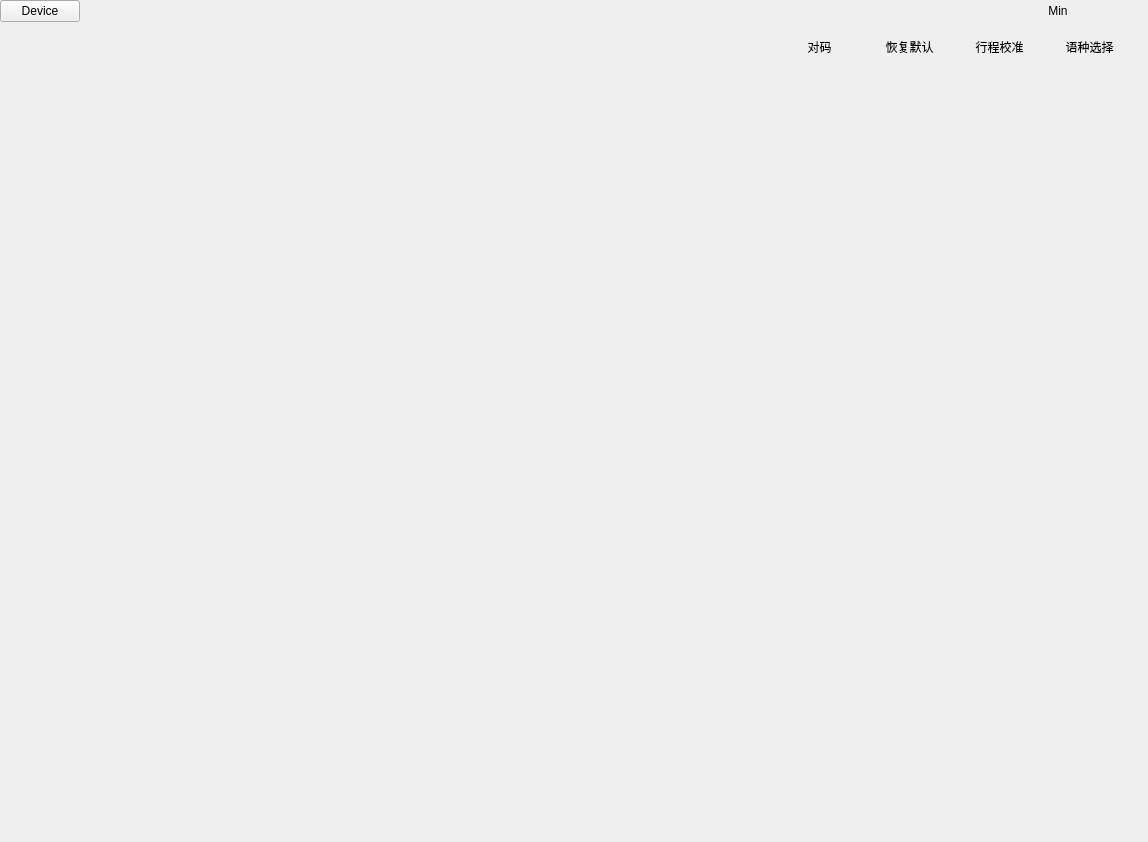
Qt form MainWindow.ui (wlffeng2008/AkkoStudio) before a commit.
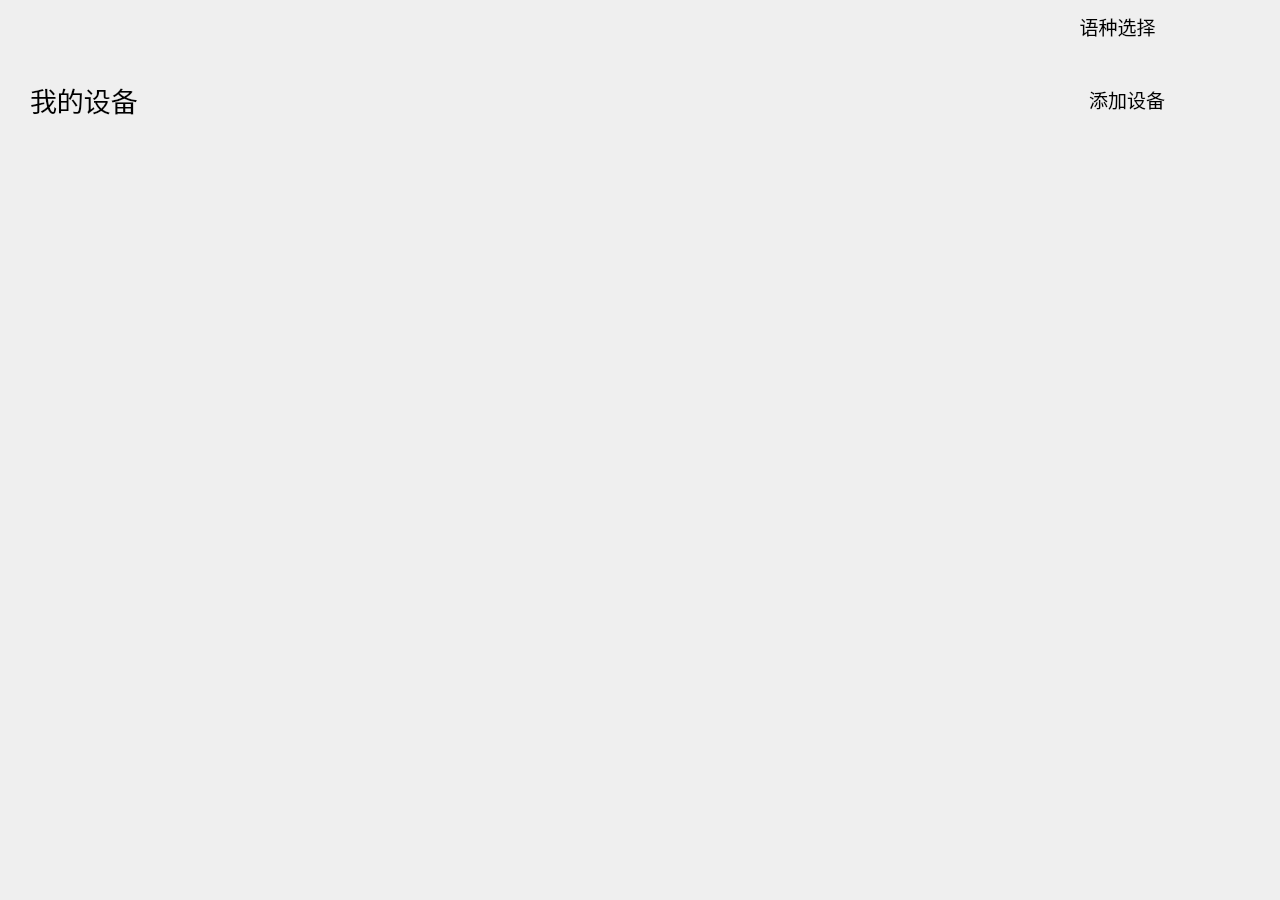
The same form after that commit. The open tabs and pages were chosen to show the change. Icons and pictures are not drawn. Custom widgets are drawn as their Qt base class.

```diff
--- a/MainWindow.ui
+++ b/MainWindow.ui
@@ -6,26 +6,18 @@
    <rect>
     <x>0</x>
     <y>0</y>
-    <width>1148</width>
-    <height>842</height>
+    <width>1280</width>
+    <height>900</height>
    </rect>
   </property>
-  <property name="font">
-   <font>
-    <family>Microsoft YaHei UI</family>
-   </font>
-  </property>
-  <property name="focusPolicy">
-   <enum>Qt::FocusPolicy::StrongFocus</enum>
-  </property>
   <property name="windowTitle">
    <string>MainWindow</string>
   </property>
   <property name="styleSheet">
-   <string notr="true"/>
+   <string notr="true">border-radius:20px;</string>
   </property>
   <widget class="QWidget" name="centralwidget">
-   <layout class="QVBoxLayout" name="verticalLayout_2">
+   <layout class="QVBoxLayout" name="verticalLayout_4" stretch="0,1">
     <property name="spacing">
      <number>0</number>
     </property>
@@ -41,220 +33,158 @@
     <property name="bottomMargin">
      <number>0</number>
     </property>
-    <item>
-     <layout class="QHBoxLayout" name="horizontalLayout">
-      <property name="spacing">
-       <number>5</number>
-      </property>
-      <property name="rightMargin">
-       <number>5</number>
-      </property>
-      <item>
-       <widget class="QPushButton" name="pushButtonDevice">
-        <property name="text">
-         <string>Device</string>
-        </property>
-       </widget>
-      </item>
-      <item>
-       <spacer name="horizontalSpacer">
-        <property name="orientation">
-         <enum>Qt::Orientation::Horizontal</enum>
-        </property>
-        <property name="sizeHint" stdset="0">
-         <size>
-          <width>40</width>
-          <height>20</height>
-         </size>
-        </property>
-       </spacer>
-      </item>
-      <item>
-       <widget class="QPushButton" name="pushButtonMin">
-        <property name="text">
-         <string>Min</string>
-        </property>
-        <property name="flat">
-         <bool>true</bool>
-        </property>
-       </widget>
-      </item>
-      <item>
-       <widget class="QPushButton" name="pushButtonExit">
-        <property name="text">
-         <string/>
-        </property>
-        <property name="icon">
-         <iconset resource="res.qrc">
-          <normaloff>:/images/Wrong.png</normaloff>:/images/Wrong.png</iconset>
-        </property>
-        <property name="flat">
-         <bool>true</bool>
-        </property>
-       </widget>
-      </item>
-     </layout>
+    <item alignment="Qt::AlignmentFlag::AlignTop">
+     <widget class="QFrame" name="frameTop">
+      <layout class="QHBoxLayout" name="horizontalLayout_3">
+       <property name="spacing">
+        <number>20</number>
+       </property>
+       <property name="leftMargin">
+        <number>25</number>
+       </property>
+       <property name="rightMargin">
+        <number>20</number>
+       </property>
+       <property name="bottomMargin">
+        <number>5</number>
+       </property>
+       <item>
+        <widget class="QLabel" name="labelLogo">
+         <property name="minimumSize">
+          <size>
+           <width>120</width>
+           <height>36</height>
+          </size>
+         </property>
+         <property name="maximumSize">
+          <size>
+           <width>120</width>
+           <height>36</height>
+          </size>
+         </property>
+         <property name="text">
+          <string/>
+         </property>
+         <property name="pixmap">
+          <pixmap resource="res.qrc">:/images/AkkoFlag.png</pixmap>
+         </property>
+         <property name="scaledContents">
+          <bool>true</bool>
+         </property>
+         <property name="wordWrap">
+          <bool>true</bool>
+         </property>
+        </widget>
+       </item>
+       <item>
+        <spacer name="horizontalSpacer_3">
+         <property name="orientation">
+          <enum>Qt::Orientation::Horizontal</enum>
+         </property>
+         <property name="sizeHint" stdset="0">
+          <size>
+           <width>40</width>
+           <height>20</height>
+          </size>
+         </property>
+        </spacer>
+       </item>
+       <item>
+        <widget class="QPushButton" name="pushButtonLang">
+         <property name="font">
+          <font>
+           <pointsize>14</pointsize>
+          </font>
+         </property>
+         <property name="cursor">
+          <cursorShape>PointingHandCursor</cursorShape>
+         </property>
+         <property name="focusPolicy">
+          <enum>Qt::FocusPolicy::NoFocus</enum>
+         </property>
+         <property name="styleSheet">
+          <string notr="true">QPushButton::pressed{border:none; background:transparent;}</string>
+         </property>
+         <property name="text">
+          <string> 语种选择</string>
+         </property>
+         <property name="icon">
+          <iconset resource="res.qrc">
+           <normaloff>:/images/m-lang.png</normaloff>:/images/m-lang.png</iconset>
+         </property>
+         <property name="iconSize">
+          <size>
+           <width>20</width>
+           <height>20</height>
+          </size>
+         </property>
+         <property name="flat">
+          <bool>true</bool>
+         </property>
+        </widget>
+       </item>
+       <item>
+        <widget class="QPushButton" name="pushButtonMin">
+         <property name="cursor">
+          <cursorShape>PointingHandCursor</cursorShape>
+         </property>
+         <property name="focusPolicy">
+          <enum>Qt::FocusPolicy::NoFocus</enum>
+         </property>
+         <property name="styleSheet">
+          <string notr="true">border:none;</string>
+         </property>
+         <property name="text">
+          <string notr="true"/>
+         </property>
+         <property name="icon">
+          <iconset resource="res.qrc">
+           <normaloff>:/images/btn-min.png</normaloff>:/images/btn-min.png</iconset>
+         </property>
+         <property name="iconSize">
+          <size>
+           <width>20</width>
+           <height>20</height>
+          </size>
+         </property>
+        </widget>
+       </item>
+       <item>
+        <widget class="QPushButton" name="pushButtonExit">
+         <property name="cursor">
+          <cursorShape>PointingHandCursor</cursorShape>
+         </property>
+         <property name="focusPolicy">
+          <enum>Qt::FocusPolicy::NoFocus</enum>
+         </property>
+         <property name="styleSheet">
+          <string notr="true">border:none;</string>
+         </property>
+         <property name="text">
+          <string notr="true"/>
+         </property>
+         <property name="icon">
+          <iconset resource="res.qrc">
+           <normaloff>:/images/btn-close.png</normaloff>:/images/btn-close.png</iconset>
+         </property>
+         <property name="iconSize">
+          <size>
+           <width>20</width>
+           <height>20</height>
+          </size>
+         </property>
+        </widget>
+       </item>
+      </layout>
+     </widget>
     </item>
     <item>
      <widget class="QStackedWidget" name="stackedWidget">
-      <property name="autoFillBackground">
-       <bool>false</bool>
-      </property>
       <property name="currentIndex">
        <number>0</number>
       </property>
-      <widget class="QWidget" name="page1">
-       <layout class="QVBoxLayout" name="verticalLayout">
-        <property name="spacing">
-         <number>45</number>
-        </property>
-        <item>
-         <spacer name="verticalSpacer">
-          <property name="orientation">
-           <enum>Qt::Orientation::Vertical</enum>
-          </property>
-          <property name="sizeHint" stdset="0">
-           <size>
-            <width>20</width>
-            <height>38</height>
-           </size>
-          </property>
-         </spacer>
-        </item>
-        <item alignment="Qt::AlignmentFlag::AlignHCenter">
-         <widget class="QLabel" name="labelFlag">
-          <property name="minimumSize">
-           <size>
-            <width>215</width>
-            <height>64</height>
-           </size>
-          </property>
-          <property name="maximumSize">
-           <size>
-            <width>215</width>
-            <height>64</height>
-           </size>
-          </property>
-          <property name="text">
-           <string/>
-          </property>
-          <property name="pixmap">
-           <pixmap resource="res.qrc">:/images/AkkoFlag.png</pixmap>
-          </property>
-          <property name="scaledContents">
-           <bool>true</bool>
-          </property>
-          <property name="alignment">
-           <set>Qt::AlignmentFlag::AlignCenter</set>
-          </property>
-         </widget>
-        </item>
-        <item alignment="Qt::AlignmentFlag::AlignHCenter">
-         <widget class="QLabel" name="labelKeyboard">
-          <property name="minimumSize">
-           <size>
-            <width>627</width>
-            <height>286</height>
-           </size>
-          </property>
-          <property name="maximumSize">
-           <size>
-            <width>627</width>
-            <height>286</height>
-           </size>
-          </property>
-          <property name="text">
-           <string/>
-          </property>
-          <property name="pixmap">
-           <pixmap resource="res.qrc">:/images/Akko-Kb3.png</pixmap>
-          </property>
-          <property name="scaledContents">
-           <bool>true</bool>
-          </property>
-         </widget>
-        </item>
-        <item alignment="Qt::AlignmentFlag::AlignHCenter">
-         <widget class="QLabel" name="labelStatus">
-          <property name="minimumSize">
-           <size>
-            <width>436</width>
-            <height>0</height>
-           </size>
-          </property>
-          <property name="maximumSize">
-           <size>
-            <width>436</width>
-            <height>16777215</height>
-           </size>
-          </property>
-          <property name="styleSheet">
-           <string notr="true">font-size:24px;</string>
-          </property>
-          <property name="text">
-           <string>&lt;html&gt;&lt;head/&gt;&lt;body&gt;&lt;p&gt;&lt;span style=&quot; font-size:16pt;&quot;&gt;欢迎使用AKKO产品，&lt;/span&gt;&lt;span style=&quot; font-size:16pt; color:#35ac4f;&quot;&gt;连接成功&lt;/span&gt;&lt;/p&gt;&lt;/body&gt;&lt;/html&gt;</string>
-          </property>
-          <property name="alignment">
-           <set>Qt::AlignmentFlag::AlignCenter</set>
-          </property>
-          <property name="wordWrap">
-           <bool>true</bool>
-          </property>
-         </widget>
-        </item>
-        <item alignment="Qt::AlignmentFlag::AlignHCenter">
-         <widget class="QLabel" name="labelGif">
-          <property name="text">
-           <string>Gif</string>
-          </property>
-         </widget>
-        </item>
-        <item alignment="Qt::AlignmentFlag::AlignHCenter">
-         <widget class="QPushButton" name="pushButtonEnter">
-          <property name="minimumSize">
-           <size>
-            <width>352</width>
-            <height>56</height>
-           </size>
-          </property>
-          <property name="font">
-           <font>
-            <pointsize>-1</pointsize>
-            <bold>false</bold>
-           </font>
-          </property>
-          <property name="styleSheet">
-           <string notr="true">color:white;
-border: 1px solid rgb(112, 0, 168);
-border-radius:25px;
-background-color: rgb(112, 0, 168);
-min-width: 350px;
-min-height: 54px;
-font-size:24px;
-font-weight:400;</string>
-          </property>
-          <property name="text">
-           <string>立即进入</string>
-          </property>
-         </widget>
-        </item>
-        <item>
-         <spacer name="verticalSpacer_2">
-          <property name="orientation">
-           <enum>Qt::Orientation::Vertical</enum>
-          </property>
-          <property name="sizeHint" stdset="0">
-           <size>
-            <width>20</width>
-            <height>40</height>
-           </size>
-          </property>
-         </spacer>
-        </item>
-       </layout>
-      </widget>
-      <widget class="QWidget" name="page2">
-       <layout class="QVBoxLayout" name="verticalLayout_4">
+      <widget class="QWidget" name="page00">
+       <layout class="QVBoxLayout" name="verticalLayout_2">
         <property name="spacing">
          <number>0</number>
         </property>
@@ -271,455 +201,191 @@
          <number>0</number>
         </property>
         <item>
-         <layout class="QVBoxLayout" name="verticalLayout_3">
+         <layout class="QHBoxLayout" name="horizontalLayoutInfo">
+          <property name="leftMargin">
+           <number>30</number>
+          </property>
+          <property name="topMargin">
+           <number>30</number>
+          </property>
+          <property name="rightMargin">
+           <number>115</number>
+          </property>
+          <property name="bottomMargin">
+           <number>20</number>
+          </property>
+          <item>
+           <widget class="QLabel" name="labelInfo0">
+            <property name="font">
+             <font>
+              <pointsize>20</pointsize>
+             </font>
+            </property>
+            <property name="text">
+             <string>我的设备</string>
+            </property>
+           </widget>
+          </item>
+          <item>
+           <spacer name="horizontalSpacer">
+            <property name="orientation">
+             <enum>Qt::Orientation::Horizontal</enum>
+            </property>
+            <property name="sizeHint" stdset="0">
+             <size>
+              <width>40</width>
+              <height>20</height>
+             </size>
+            </property>
+           </spacer>
+          </item>
+          <item>
+           <widget class="QPushButton" name="pushButtonScan">
+            <property name="font">
+             <font>
+              <pointsize>14</pointsize>
+             </font>
+            </property>
+            <property name="cursor">
+             <cursorShape>PointingHandCursor</cursorShape>
+            </property>
+            <property name="focusPolicy">
+             <enum>Qt::FocusPolicy::NoFocus</enum>
+            </property>
+            <property name="text">
+             <string>添加设备</string>
+            </property>
+            <property name="icon">
+             <iconset resource="res.qrc">
+              <normaloff>:/images/m-reset.png</normaloff>:/images/m-reset.png</iconset>
+            </property>
+            <property name="iconSize">
+             <size>
+              <width>20</width>
+              <height>20</height>
+             </size>
+            </property>
+            <property name="flat">
+             <bool>true</bool>
+            </property>
+           </widget>
+          </item>
+         </layout>
+        </item>
+        <item>
+         <layout class="QVBoxLayout" name="verticalLayout" stretch="1,0">
           <property name="spacing">
            <number>0</number>
           </property>
+          <property name="leftMargin">
+           <number>10</number>
+          </property>
           <property name="rightMargin">
-           <number>20</number>
+           <number>10</number>
           </property>
           <property name="bottomMargin">
-           <number>15</number>
+           <number>80</number>
           </property>
           <item>
-           <layout class="QHBoxLayout" name="horizontalLayoutT">
-            <property name="spacing">
-             <number>10</number>
+           <widget class="QScrollArea" name="scrollArea">
+            <property name="minimumSize">
+             <size>
+              <width>1255</width>
+              <height>0</height>
+             </size>
             </property>
-            <property name="leftMargin">
-             <number>26</number>
+            <property name="styleSheet">
+             <string notr="true">border: none;
+background:transparent;</string>
             </property>
-            <property name="topMargin">
-             <number>10</number>
+            <property name="widgetResizable">
+             <bool>true</bool>
             </property>
-            <property name="rightMargin">
-             <number>0</number>
-            </property>
-            <property name="bottomMargin">
-             <number>5</number>
-            </property>
-            <item>
-             <widget class="QLabel" name="labelLogo">
-              <property name="minimumSize">
-               <size>
-                <width>101</width>
-                <height>30</height>
-               </size>
-              </property>
-              <property name="maximumSize">
-               <size>
-                <width>101</width>
-                <height>30</height>
-               </size>
-              </property>
-              <property name="text">
-               <string/>
-              </property>
-              <property name="pixmap">
-               <pixmap resource="res.qrc">:/images/AkkoFlag.png</pixmap>
-              </property>
-              <property name="scaledContents">
-               <bool>true</bool>
-              </property>
-              <property name="wordWrap">
-               <bool>true</bool>
-              </property>
-             </widget>
-            </item>
-            <item>
-             <spacer name="horizontalSpacer_2">
-              <property name="orientation">
-               <enum>Qt::Orientation::Horizontal</enum>
-              </property>
-              <property name="sizeHint" stdset="0">
-               <size>
-                <width>40</width>
-                <height>20</height>
-               </size>
-              </property>
-             </spacer>
-            </item>
-            <item>
-             <widget class="QPushButton" name="pushButtonPaire">
-              <property name="focusPolicy">
-               <enum>Qt::FocusPolicy::NoFocus</enum>
-              </property>
-              <property name="text">
-               <string> 对码</string>
-              </property>
-              <property name="icon">
-               <iconset resource="res.qrc">
-                <normaloff>:/images/m/duima.svg</normaloff>:/images/m/duima.svg</iconset>
-              </property>
-              <property name="iconSize">
-               <size>
-                <width>18</width>
-                <height>18</height>
-               </size>
-              </property>
-              <property name="flat">
-               <bool>true</bool>
-              </property>
-             </widget>
-            </item>
-            <item>
-             <widget class="QPushButton" name="pushButtonReset">
-              <property name="focusPolicy">
-               <enum>Qt::FocusPolicy::NoFocus</enum>
-              </property>
-              <property name="styleSheet">
-               <string notr="true"/>
-              </property>
-              <property name="text">
-               <string> 恢复默认</string>
-              </property>
-              <property name="icon">
-               <iconset resource="res.qrc">
-                <normaloff>:/images/m/m-reset.png</normaloff>:/images/m/m-reset.png</iconset>
-              </property>
-              <property name="iconSize">
-               <size>
-                <width>18</width>
-                <height>18</height>
-               </size>
-              </property>
-              <property name="flat">
-               <bool>true</bool>
-              </property>
-             </widget>
-            </item>
-            <item>
-             <widget class="QPushButton" name="pushButtonFixed">
-              <property name="focusPolicy">
-               <enum>Qt::FocusPolicy::NoFocus</enum>
-              </property>
-              <property name="styleSheet">
-               <string notr="true"/>
-              </property>
-              <property name="text">
-               <string> 行程校准</string>
-              </property>
-              <property name="icon">
-               <iconset resource="res.qrc">
-                <normaloff>:/images/m/m-fixline.png</normaloff>:/images/m/m-fixline.png</iconset>
-              </property>
-              <property name="iconSize">
-               <size>
-                <width>18</width>
-                <height>18</height>
-               </size>
-              </property>
-              <property name="flat">
-               <bool>true</bool>
-              </property>
-             </widget>
-            </item>
-            <item>
-             <widget class="QPushButton" name="pushButtonLang">
-              <property name="focusPolicy">
-               <enum>Qt::FocusPolicy::NoFocus</enum>
-              </property>
-              <property name="styleSheet">
-               <string notr="true"/>
-              </property>
-              <property name="text">
-               <string> 语种选择</string>
-              </property>
-              <property name="icon">
-               <iconset resource="res.qrc">
-                <normaloff>:/images/m/m-lang.png</normaloff>:/images/m/m-lang.png</iconset>
-              </property>
-              <property name="iconSize">
-               <size>
-                <width>18</width>
-                <height>18</height>
-               </size>
-              </property>
-              <property name="flat">
-               <bool>true</bool>
-              </property>
-             </widget>
-            </item>
-           </layout>
-          </item>
-          <item>
-           <layout class="QHBoxLayout" name="horizontalLayoutB" stretch="0,1">
-            <property name="spacing">
-             <number>0</number>
-            </property>
-            <item>
-             <widget class="QFrame" name="FrameLeft">
-              <property name="minimumSize">
-               <size>
-                <width>138</width>
-                <height>0</height>
-               </size>
-              </property>
-              <layout class="QVBoxLayout" name="verticalLayoutBL">
-               <property name="spacing">
-                <number>28</number>
-               </property>
-               <property name="leftMargin">
-                <number>0</number>
-               </property>
-               <property name="topMargin">
-                <number>150</number>
-               </property>
-               <property name="rightMargin">
-                <number>0</number>
-               </property>
-               <property name="bottomMargin">
-                <number>30</number>
-               </property>
-               <item alignment="Qt::AlignmentFlag::AlignHCenter|Qt::AlignmentFlag::AlignVCenter">
-                <widget class="SuperLabel" name="label1">
-                 <property name="minimumSize">
-                  <size>
-                   <width>42</width>
-                   <height>42</height>
-                  </size>
-                 </property>
-                 <property name="maximumSize">
-                  <size>
-                   <width>42</width>
-                   <height>42</height>
-                  </size>
-                 </property>
-                 <property name="toolTip">
-                  <string>首页</string>
-                 </property>
-                 <property name="text">
-                  <string/>
-                 </property>
-                 <property name="pixmap">
-                  <pixmap resource="res.qrc">:/images/leftbtns/0/shouye.png</pixmap>
-                 </property>
-                 <property name="scaledContents">
-                  <bool>false</bool>
-                 </property>
-                 <property name="alignment">
-                  <set>Qt::AlignmentFlag::AlignCenter</set>
-                 </property>
-                </widget>
-               </item>
-               <item alignment="Qt::AlignmentFlag::AlignHCenter">
-                <widget class="SuperLabel" name="label2">
-                 <property name="minimumSize">
-                  <size>
-                   <width>42</width>
-                   <height>42</height>
-                  </size>
-                 </property>
-                 <property name="maximumSize">
-                  <size>
-                   <width>42</width>
-                   <height>42</height>
-                  </size>
-                 </property>
-                 <property name="toolTip">
-                  <string>键盘设置</string>
-                 </property>
-                 <property name="text">
-                  <string/>
-                 </property>
-                 <property name="pixmap">
-                  <pixmap resource="res.qrc">:/images/leftbtns/0/jianweishezhi.png</pixmap>
-                 </property>
-                 <property name="scaledContents">
-                  <bool>false</bool>
-                 </property>
-                 <property name="alignment">
-                  <set>Qt::AlignmentFlag::AlignCenter</set>
-                 </property>
-                </widget>
-               </item>
-               <item alignment="Qt::AlignmentFlag::AlignHCenter">
-                <widget class="SuperLabel" name="label3">
-                 <property name="minimumSize">
-                  <size>
-                   <width>42</width>
-                   <height>42</height>
-                  </size>
-                 </property>
-                 <property name="maximumSize">
-                  <size>
-                   <width>42</width>
-                   <height>42</height>
-                  </size>
-                 </property>
-                 <property name="toolTip">
-                  <string>磁轴设置</string>
-                 </property>
-                 <property name="text">
-                  <string/>
-                 </property>
-                 <property name="pixmap">
-                  <pixmap resource="res.qrc">:/images/leftbtns/0/cizhoushezhi.png</pixmap>
-                 </property>
-                 <property name="scaledContents">
-                  <bool>false</bool>
-                 </property>
-                 <property name="alignment">
-                  <set>Qt::AlignmentFlag::AlignCenter</set>
-                 </property>
-                </widget>
-               </item>
-               <item alignment="Qt::AlignmentFlag::AlignHCenter">
-                <widget class="SuperLabel" name="label4">
-                 <property name="minimumSize">
-                  <size>
-                   <width>42</width>
-                   <height>42</height>
-                  </size>
-                 </property>
-                 <property name="maximumSize">
-                  <size>
-                   <width>42</width>
-                   <height>42</height>
-                  </size>
-                 </property>
-                 <property name="toolTip">
-                  <string>宏设置</string>
-                 </property>
-                 <property name="text">
-                  <string/>
-                 </property>
-                 <property name="pixmap">
-                  <pixmap resource="res.qrc">:/images/leftbtns/0/hongshezhi.png</pixmap>
-                 </property>
-                 <property name="scaledContents">
-                  <bool>false</bool>
-                 </property>
-                 <property name="alignment">
-                  <set>Qt::AlignmentFlag::AlignCenter</set>
-                 </property>
-                </widget>
-               </item>
-               <item alignment="Qt::AlignmentFlag::AlignHCenter">
-                <widget class="SuperLabel" name="label5">
-                 <property name="minimumSize">
-                  <size>
-                   <width>42</width>
-                   <height>42</height>
-                  </size>
-                 </property>
-                 <property name="maximumSize">
-                  <size>
-                   <width>42</width>
-                   <height>42</height>
-                  </size>
-                 </property>
-                 <property name="toolTip">
-                  <string>灯效设置</string>
-                 </property>
-                 <property name="text">
-                  <string/>
-                 </property>
-                 <property name="pixmap">
-                  <pixmap resource="res.qrc">:/images/leftbtns/0/cizhoushezhi.png</pixmap>
-                 </property>
-                 <property name="scaledContents">
-                  <bool>false</bool>
-                 </property>
-                 <property name="alignment">
-                  <set>Qt::AlignmentFlag::AlignCenter</set>
-                 </property>
-                </widget>
-               </item>
-               <item alignment="Qt::AlignmentFlag::AlignHCenter">
-                <widget class="SuperLabel" name="label6">
-                 <property name="minimumSize">
-                  <size>
-                   <width>42</width>
-                   <height>42</height>
-                  </size>
-                 </property>
-                 <property name="maximumSize">
-                  <size>
-                   <width>42</width>
-                   <height>42</height>
-                  </size>
-                 </property>
-                 <property name="toolTip">
-                  <string>关于</string>
-                 </property>
-                 <property name="text">
-                  <string/>
-                 </property>
-                 <property name="pixmap">
-                  <pixmap resource="res.qrc">:/images/leftbtns/0/guanyu.png</pixmap>
-                 </property>
-                 <property name="scaledContents">
-                  <bool>false</bool>
-                 </property>
-                 <property name="alignment">
-                  <set>Qt::AlignmentFlag::AlignCenter</set>
-                 </property>
-                </widget>
-               </item>
-               <item>
-                <spacer name="verticalSpacer_3">
-                 <property name="orientation">
-                  <enum>Qt::Orientation::Vertical</enum>
-                 </property>
-                 <property name="sizeHint" stdset="0">
-                  <size>
-                   <width>20</width>
-                   <height>40</height>
-                  </size>
-                 </property>
-                </spacer>
-               </item>
-               <item alignment="Qt::AlignmentFlag::AlignHCenter">
-                <widget class="SuperLabel" name="label7">
-                 <property name="minimumSize">
-                  <size>
-                   <width>42</width>
-                   <height>42</height>
-                  </size>
-                 </property>
-                 <property name="maximumSize">
-                  <size>
-                   <width>42</width>
-                   <height>42</height>
-                  </size>
-                 </property>
-                 <property name="text">
-                  <string/>
-                 </property>
-                 <property name="pixmap">
-                  <pixmap resource="res.qrc">:/images/Email.png</pixmap>
-                 </property>
-                 <property name="scaledContents">
-                  <bool>true</bool>
-                 </property>
-                </widget>
-               </item>
-              </layout>
-             </widget>
-            </item>
-            <item>
-             <layout class="QHBoxLayout" name="horizontalLayoutBR">
+            <widget class="QWidget" name="scrollAreaWidgetContents">
+             <property name="geometry">
+              <rect>
+               <x>0</x>
+               <y>0</y>
+               <width>1260</width>
+               <height>619</height>
+              </rect>
+             </property>
+             <layout class="QHBoxLayout" name="horizontalLayout_2">
               <property name="spacing">
+               <number>12</number>
+              </property>
+              <property name="leftMargin">
+               <number>0</number>
+              </property>
+              <property name="topMargin">
                <number>0</number>
               </property>
               <property name="rightMargin">
                <number>0</number>
               </property>
-              <item>
-               <spacer name="horizontalSpacer_3">
-                <property name="orientation">
-                 <enum>Qt::Orientation::Horizontal</enum>
-                </property>
-                <property name="sizeHint" stdset="0">
-                 <size>
-                  <width>40</width>
-                  <height>20</height>
-                 </size>
-                </property>
-               </spacer>
-              </item>
+              <property name="bottomMargin">
+               <number>0</number>
+              </property>
              </layout>
+            </widget>
+           </widget>
+          </item>
+          <item>
+           <layout class="QHBoxLayout" name="horizontalLayout">
+            <property name="spacing">
+             <number>60</number>
+            </property>
+            <item>
+             <spacer name="horizontalSpacerL">
+              <property name="orientation">
+               <enum>Qt::Orientation::Horizontal</enum>
+              </property>
+              <property name="sizeHint" stdset="0">
+               <size>
+                <width>40</width>
+                <height>20</height>
+               </size>
+              </property>
+             </spacer>
+            </item>
+            <item alignment="Qt::AlignmentFlag::AlignHCenter">
+             <widget class="QLabel" name="labelPrev">
+              <property name="cursor">
+               <cursorShape>PointingHandCursor</cursorShape>
+              </property>
+              <property name="text">
+               <string/>
+              </property>
+              <property name="pixmap">
+               <pixmap resource="res.qrc">:/images/a-left.png</pixmap>
+              </property>
+             </widget>
+            </item>
+            <item alignment="Qt::AlignmentFlag::AlignHCenter">
+             <widget class="QLabel" name="labelNext">
+              <property name="cursor">
+               <cursorShape>PointingHandCursor</cursorShape>
+              </property>
+              <property name="text">
+               <string/>
+              </property>
+              <property name="pixmap">
+               <pixmap resource="res.qrc">:/images/a-right.png</pixmap>
+              </property>
+             </widget>
+            </item>
+            <item>
+             <spacer name="horizontalSpacerR">
+              <property name="orientation">
+               <enum>Qt::Orientation::Horizontal</enum>
+              </property>
+              <property name="sizeHint" stdset="0">
+               <size>
+                <width>40</width>
+                <height>20</height>
+               </size>
+              </property>
+             </spacer>
             </item>
            </layout>
           </item>
@@ -727,6 +393,55 @@
         </item>
        </layout>
       </widget>
+      <widget class="QWidget" name="page01">
+       <layout class="QVBoxLayout" name="verticalLayout_3">
+        <property name="spacing">
+         <number>0</number>
+        </property>
+        <property name="leftMargin">
+         <number>1</number>
+        </property>
+        <property name="topMargin">
+         <number>0</number>
+        </property>
+        <property name="rightMargin">
+         <number>1</number>
+        </property>
+        <property name="bottomMargin">
+         <number>1</number>
+        </property>
+        <item>
+         <widget class="QFrame" name="frameEmb">
+          <property name="focusPolicy">
+           <enum>Qt::FocusPolicy::StrongFocus</enum>
+          </property>
+          <property name="styleSheet">
+           <string notr="true"/>
+          </property>
+          <property name="frameShape">
+           <enum>QFrame::Shape::StyledPanel</enum>
+          </property>
+          <property name="frameShadow">
+           <enum>QFrame::Shadow::Raised</enum>
+          </property>
+         </widget>
+        </item>
+       </layout>
+      </widget>
+      <widget class="QWidget" name="page02">
+       <layout class="QHBoxLayout" name="horizontalLayout_4">
+        <item>
+         <widget class="FrameDeviceHolder" name="frameHold">
+          <property name="frameShape">
+           <enum>QFrame::Shape::StyledPanel</enum>
+          </property>
+          <property name="frameShadow">
+           <enum>QFrame::Shadow::Raised</enum>
+          </property>
+         </widget>
+        </item>
+       </layout>
+      </widget>
      </widget>
     </item>
    </layout>
@@ -734,9 +449,10 @@
  </widget>
  <customwidgets>
   <customwidget>
-   <class>SuperLabel</class>
-   <extends>QLabel</extends>
-   <header>superlabel.h</header>
+   <class>FrameDeviceHolder</class>
+   <extends>QFrame</extends>
+   <header>framedeviceholder.h</header>
+   <container>1</container>
   </customwidget>
  </customwidgets>
  <resources>
```
Left out of the diff: 19 changed lines with no effect on the pictures.
